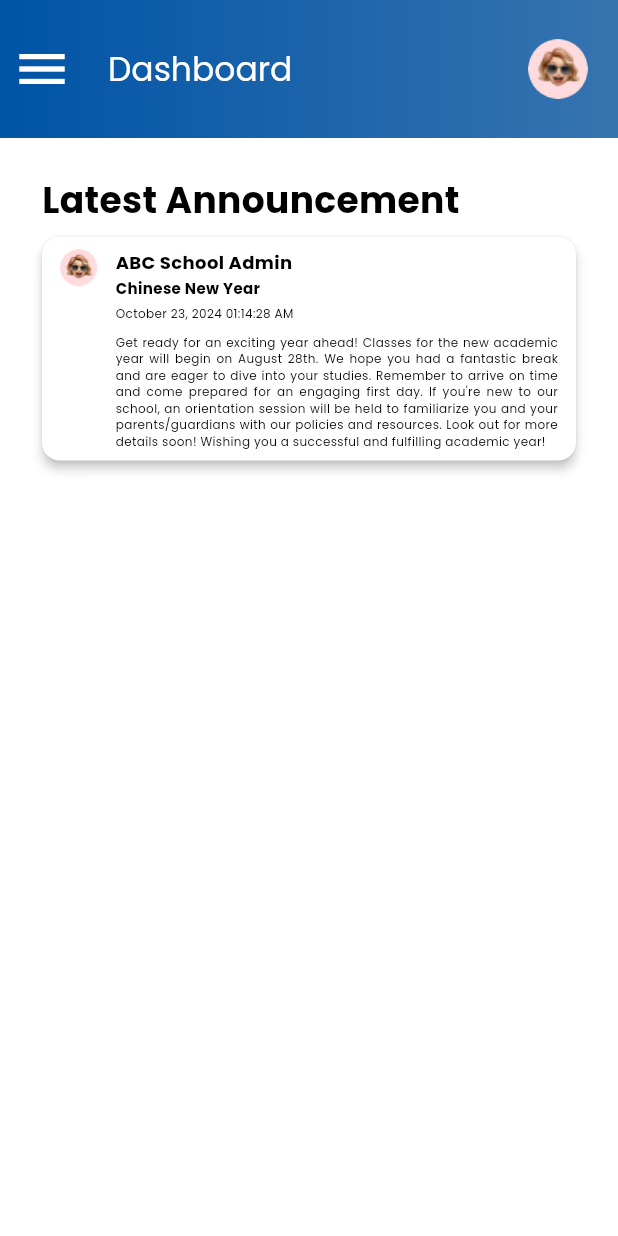
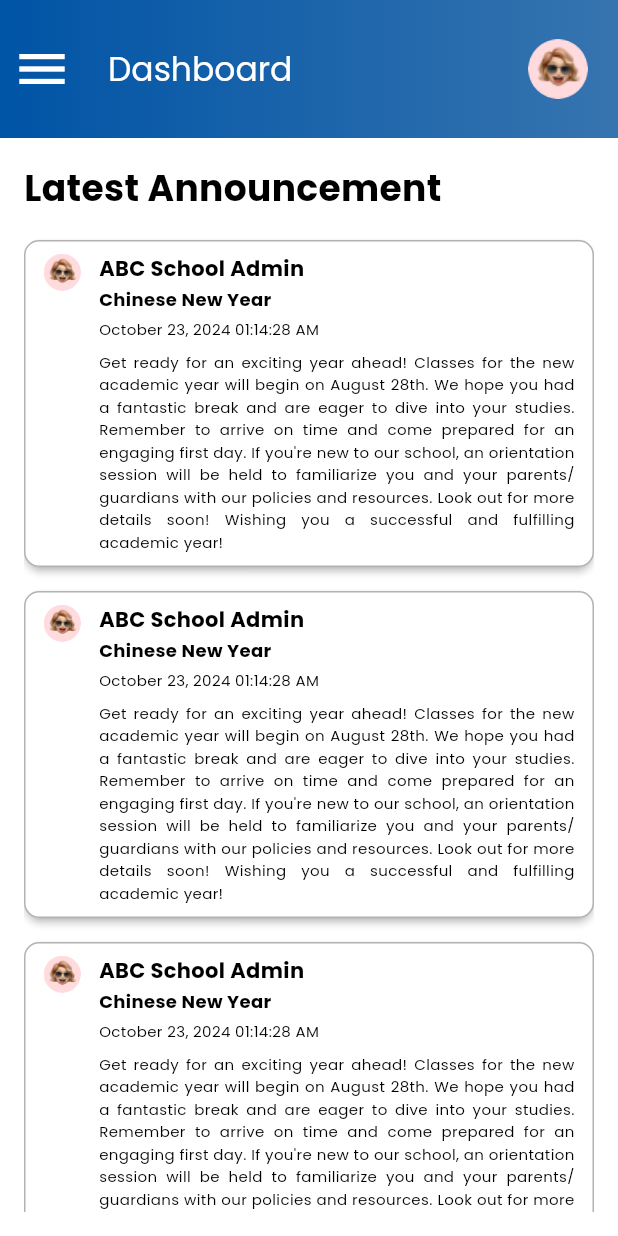
Before and after one commit to usernamesyd/cerebromob_clone, a Flutter app: the DashboardPage screen opened directly, on a phone screen of 412 x 824 dp. Run offline on Flutter 3.47's test engine with Material 3 defaults, Android fonts, the phone set to English and light mode, and no system bars; our stand-ins replace file_picker, firebase_auth, firebase_core, firebase_database, syncfusion_flutter_datagrid; missing offline and left inert: syncfusion_flutter_core; accounts and stored records are empty.

Commit message:
Dashboard UI Card Changes
Background of the card changed to white, bigger font-size and border was added

```diff
--- a/lib/organisms/announcement_card.dart
+++ b/lib/organisms/announcement_card.dart
@@ -24,10 +24,18 @@ class _AnnouncementCardState extends State<AnnouncementCard> {
   Widget build(BuildContext context) {
     return Card(
       color: cerebroWhite,
-      elevation: 3,
+      elevation: 2,
       margin: EdgeInsets.symmetric(vertical: 8),
       child: Container(
         padding: EdgeInsets.symmetric(vertical: 8),
+        decoration: BoxDecoration(
+          color: cerebroWhite,
+          borderRadius: BorderRadius.circular(10),
+           border: Border.all(
+                color: Color.fromARGB(255, 179, 177, 177),
+                width: 1,
+              ),
+        ),
         child: Row(
           crossAxisAlignment: CrossAxisAlignment.start,
           children: [
@@ -57,7 +65,7 @@ class _AnnouncementCardState extends State<AnnouncementCard> {
                       widget.adminName,
                       style: poppinsH6.copyWith(
                           color: Colors.black,
-                          fontSize: 12,
+                          fontSize: 14,
                           fontWeight: FontWeight.bold),
                     ),
                     SizedBox(height: 2),
@@ -65,7 +73,7 @@ class _AnnouncementCardState extends State<AnnouncementCard> {
                       widget.announcementTitle,
                       style: poppinsH6.copyWith(
                           color: Colors.black,
-                          fontSize: 10,
+                          fontSize: 12,
                           fontWeight: FontWeight.bold),
                     ),
                     SizedBox(height: 4),
@@ -73,7 +81,7 @@ class _AnnouncementCardState extends State<AnnouncementCard> {
                       widget.announcementDateTime,
                       style: poppinsH6.copyWith(
                           color: Colors.black,
-                          fontSize: 8,
+                          fontSize: 10,
                           fontWeight: FontWeight.normal),
                     ),
                     SizedBox(height: 8),
@@ -84,7 +92,8 @@ class _AnnouncementCardState extends State<AnnouncementCard> {
                         textAlign: TextAlign.justify,
                         style: poppinsH6.copyWith(
                             color: Colors.black,
-                            fontSize: 8,
+                            fontSize: 10,
+                            height: 1.5,
                             fontWeight: FontWeight.normal),
                         softWrap: true,
                         maxLines: null,
--- a/lib/pages/dashboard.dart
+++ b/lib/pages/dashboard.dart
@@ -34,7 +34,7 @@ class _AnnouncementPane extends State<AnnouncementPane> {
   @override
   Widget build(BuildContext context) {
     return Container(
-      padding: EdgeInsets.symmetric(horizontal: 28, vertical: 24),
+      padding: EdgeInsets.symmetric(horizontal: 16, vertical: 16),
       child: Column(
         crossAxisAlignment: CrossAxisAlignment.start,
         children: [
@@ -44,11 +44,27 @@ class _AnnouncementPane extends State<AnnouncementPane> {
               color: Colors.black,
             ),
           ),
+          SizedBox(height: 10,),
           Expanded(
             child: ListView(
               scrollDirection: Axis.vertical,
+
               children: [
                AnnouncementCard(
+                  adminName: 'ABC School Admin',
+                  announcementTitle: 'Chinese New Year',
+                  announcementDateTime: 'October 23, 2024 01:14:28 AM',
+                  announcementDetails:
+                      "Get ready for an exciting year ahead! Classes for the new academic year will begin on August 28th. We hope you had a fantastic break and are eager to dive into your studies. Remember to arrive on time and come prepared for an engaging first day. If you're new to our school, an orientation session will be held to familiarize you and your parents/guardians with our policies and resources. Look out for more details soon! Wishing you a successful and fulfilling academic year!",
+                ),
+                AnnouncementCard(
+                  adminName: 'ABC School Admin',
+                  announcementTitle: 'Chinese New Year',
+                  announcementDateTime: 'October 23, 2024 01:14:28 AM',
+                  announcementDetails:
+                      "Get ready for an exciting year ahead! Classes for the new academic year will begin on August 28th. We hope you had a fantastic break and are eager to dive into your studies. Remember to arrive on time and come prepared for an engaging first day. If you're new to our school, an orientation session will be held to familiarize you and your parents/guardians with our policies and resources. Look out for more details soon! Wishing you a successful and fulfilling academic year!",
+                ),
+                AnnouncementCard(
                   adminName: 'ABC School Admin',
                   announcementTitle: 'Chinese New Year',
                   announcementDateTime: 'October 23, 2024 01:14:28 AM',
```
